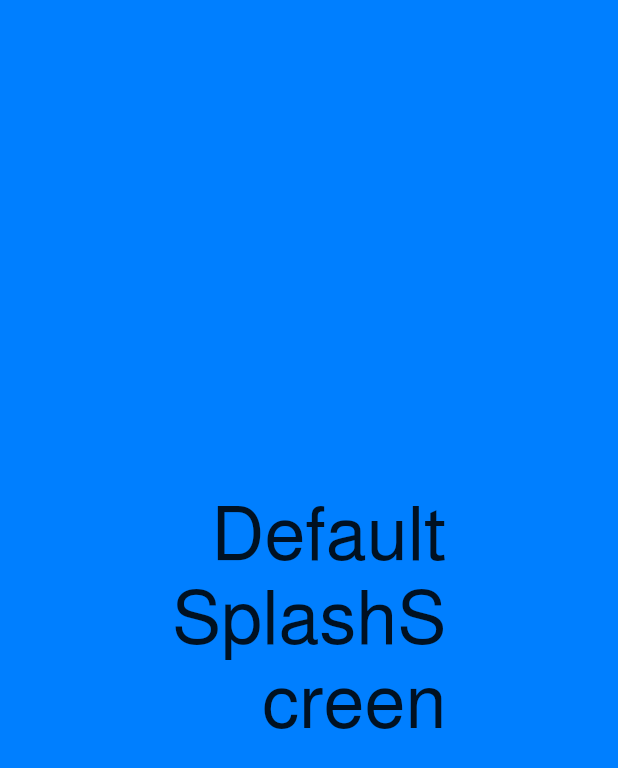
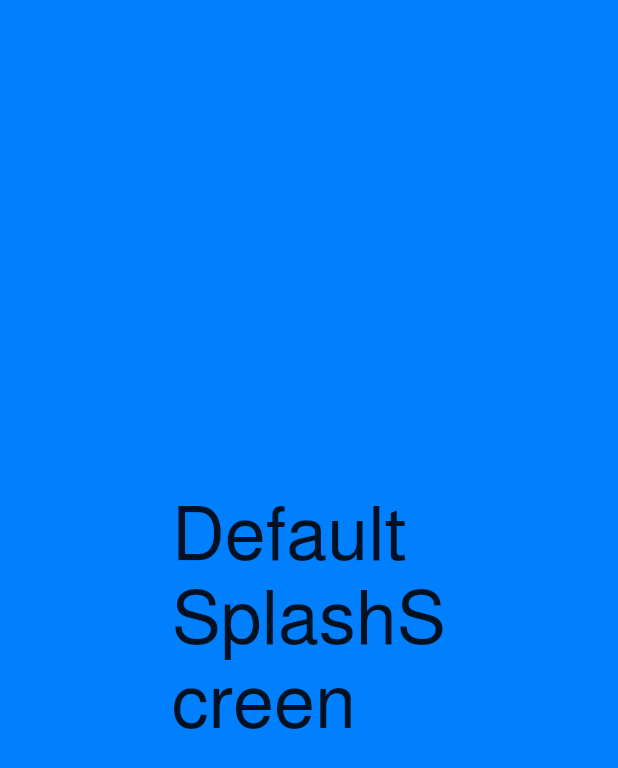
Before and after one commit to ghofran11/FreeLand, a Flutter app: the screen it shows after launch, on a phone screen of 412 x 824 dp. Shown: the top 768 px of the screen. Run offline on Flutter 3.47's test engine with Material 2 defaults, Android fonts, the phone set to English and light mode, and no system bars; our stand-ins replace bloc, bot_toast, device_preview, dio, either_dart, equatable and 15 more; missing offline and left inert: dio_flutter_transformer2, dio_refresh_bot; accounts and stored records are empty; statements that could not run were skipped.

Commit message:
fix(auth: fix bugs and change theme

```diff
--- a/lib/app/app.dart
+++ b/lib/app/app.dart
@@ -66,10 +66,7 @@ class MyAppState extends State<MyApp> {
                       child = _botToastBuilder(context, child);
                       child = DevicePreview.appBuilder(context, child);
                       return Builder(builder: (context) {
-                        return Directionality(
-                          textDirection: TextDirection.rtl,
-                          child: child!,
-                        );
+                        return child!;
                       });
                     },
                   ),
@@ -82,10 +79,7 @@ class MyAppState extends State<MyApp> {
     final Completer<void> completer = Completer();
     await Firebase.initializeApp(
         options: DefaultFirebaseOptions.currentPlatform);
-
-    // final injection =
     await initInjection(context);
-    // await Future.wait<dynamic>([injection]);
     try {
       await getIt<FirebaseNotificationService>()
           .setUpFirebase()
--- a/lib/app/auth/domain/entities/login_params.dart
+++ b/lib/app/auth/domain/entities/login_params.dart
@@ -1,20 +1,21 @@
+import 'package:dio/dio.dart';
 import 'package:equatable/equatable.dart';
 
 class LoginParams extends Equatable {
   final String password;
-  final String phoneNumber;
+  final String email;
   final String? deviceToken;
 
   @override
-  List<Object?> get props => [password, deviceToken, phoneNumber];
+  List<Object?> get props => [password, deviceToken, email];
 
   const LoginParams.skip({this.deviceToken})
       : password = '',
-        phoneNumber = '';
+        email = '';
 
   const LoginParams({
     required this.password,
-    required this.phoneNumber,
+    required this.email,
     this.deviceToken,
   });
 
@@ -22,28 +23,36 @@ class LoginParams extends Equatable {
   String toString() {
     return 'LoginParams{'
         ' password: $password,'
-        ' accountVerification: $phoneNumber,'
+        ' accountVerification: $email,'
         ' deviceToken: $deviceToken,';
   }
 
   LoginParams copyWith({
     String? password,
-    String? phoneNumber,
+    String? email,
     String? deviceToken,
   }) {
     return LoginParams(
       password: password ?? this.password,
-      phoneNumber: phoneNumber ?? this.phoneNumber,
+      email: email ?? this.email,
       deviceToken: deviceToken ?? this.deviceToken,
     );
   }
 
   Map<String, dynamic> toJson() {
     return {
-      'password': password,
-      'phoneNumber': phoneNumber,
-      "rememberMe": true,
+      'Password': password,
+      'UserName': email,
+      "RememberMe": true,
       'deviceToken': deviceToken,
     };
   }
+
+  FormData toFormData(Map<String, dynamic> json) {
+    return FormData.fromMap( {
+      'Password': password,
+      'UserName': email,
+      "RememberMe": true,
+    });
+  }
 }
--- a/lib/app/auth/infrastructure/data_source/remote/aut_remote.dart
+++ b/lib/app/auth/infrastructure/data_source/remote/aut_remote.dart
@@ -1,4 +1,5 @@
 import 'package:dio/dio.dart';
+import 'package:flutter/foundation.dart';
 import 'package:freeland/app/auth/domain/entities/login_params.dart';
 import 'package:freeland/app/auth/domain/entities/sign_up_params.dart';
 import 'package:freeland/common/constant/src/url.dart';
@@ -16,8 +17,9 @@ class AuthRemote {
   }) async {
     return throwDioException<User>(() async {
       late final Response response;
-      var json = params.toJson()..addAll({'deviceToken': deviceToken});
-      response = await _dio.post(AppUri.signInUser, data: json);
+      var json = params.toJson();
+      FormData data= params.toFormData(json);
+      response = await _dio.post(AppUri.signInUser, data: data);
       return User.fromMap(response.data);
     });
   }
--- a/lib/app/auth/presentation/login/login_bloc/login_state.dart
+++ b/lib/app/auth/presentation/login/login_bloc/login_state.dart
@@ -21,7 +21,7 @@ class LoginState {
     String token = await getIt<FirebaseNotificationService>().getToken() ?? " ";
     return LoginParams(
       deviceToken: token,
-      phoneNumber: loginForm.control(LoginBloc.emailKey).value,
+      email: loginForm.control(LoginBloc.emailKey).value,
       password: loginForm.control(LoginBloc.passwordFieldKey).value,
     );
   }
--- a/lib/common/config/theme/src/styles.dart
+++ b/lib/common/config/theme/src/styles.dart
@@ -11,7 +11,7 @@ const double horizontalAppPadding = 24;
 const double verticalAppPadding = 24;
 
 const kIconSize = 22.0;
-const buttonBorderRadius = 15.0;
+const buttonBorderRadius = 20.0;
 const String fontFamily = "Almarai";
 const designSize = Size(360, 690);
 
@@ -26,7 +26,7 @@ final ButtonStyle elevatedButtonStyle = ElevatedButton.styleFrom(
   primary: AppColors.primary,
   elevation: 1,
   padding: buttonRPadding.r,
-  shape: RoundedRectangleBorder(borderRadius: borderRadiusCircular),
+  shape: RoundedRectangleBorder(borderRadius: borderRadiusCircular.r),
 );
 
 final ButtonStyle textButtonStyle = TextButton.styleFrom(
@@ -60,10 +60,13 @@ final InputDecorationTheme inputDecorationThemeDark = InputDecorationTheme(
 final ButtonStyle outlineButtonStyle = OutlinedButton.styleFrom(
   primary: AppColors.primary,
   padding: buttonRPadding.r,
+  //todo:fix this later
+  textStyle: const TextStyle(
+    fontFamily: fontFamily,
+    color: AppColors.primary,
+  ),
   side: const BorderSide(color: AppColors.primary),
-  shape: RoundedRectangleBorder(
-    borderRadius: BorderRadius.circular(buttonBorderRadius.r),
-  ),
+  shape: RoundedRectangleBorder(borderRadius: borderRadiusCircular.r),
 );
 
 final dialogTheme = DialogTheme(
@@ -111,6 +114,7 @@ InputDecoration dynamicInputDecorationTheme({
 
 class MyInputBorder extends OutlineInputBorder {
   final Color fillColor;
+
   const MyInputBorder({
     required this.fillColor,
     BorderSide borderSide = const BorderSide(),
@@ -121,6 +125,7 @@ class MyInputBorder extends OutlineInputBorder {
           borderRadius: borderRadius,
           gapPadding: gapPadding,
         );
+
   @override
   void paint(Canvas canvas, Rect rect,
       {double? gapStart,
--- a/lib/common/network/dio/dio_client.dart
+++ b/lib/common/network/dio/dio_client.dart
@@ -72,7 +72,6 @@ class DioClient with DioMixin implements Dio {
           return authTokenModel;
         },
       ),
-      LocalizationInterceptor(context),
       if (!kReleaseMode) logInterceptor,
       ErrorInterceptor(),
     ]);
--- a/lib/common/network/dio/localization_interceptor.dart
+++ b/lib/common/network/dio/localization_interceptor.dart
@@ -15,7 +15,7 @@ class LocalizationInterceptor extends Interceptor {
   Future onRequest(
       RequestOptions options, RequestInterceptorHandler handler) async {
     ///ToDo
-    options.headers.addAll({'lang': "ar"});
+    // options.headers.addAll({'lang': "ar"});
     handler.next(options);
   }
 }
--- a/lib/injection/injection.dart
+++ b/lib/injection/injection.dart
@@ -8,4 +8,5 @@ final getIt = GetIt.instance;
 Future initInjection(BuildContext context) async {
   await generalInject(context);
   await authInject();
+
 }
--- a/lib/injection/src/auth_injection.dart
+++ b/lib/injection/src/auth_injection.dart
@@ -30,4 +30,5 @@ Future<void> authInject() async {
       refreshDeviceTokenService: getIt<RefreshDeviceTokenService>()));
 
   getIt.registerFactory(() => LoginBloc());
+
 }
```
Also changed, not shown: lib/app/auth/presentation/login/login_screen.dart (+8 -8 lines), lib/app/home/presentation/state/dark_theme_provider.dart (deleted, +0 -16 lines), lib/common/utils/dark_theme_preferences.dart (deleted, +0 -15 lines), lib/common/utils/image.dart (+0 -71 lines), 4 other files.
